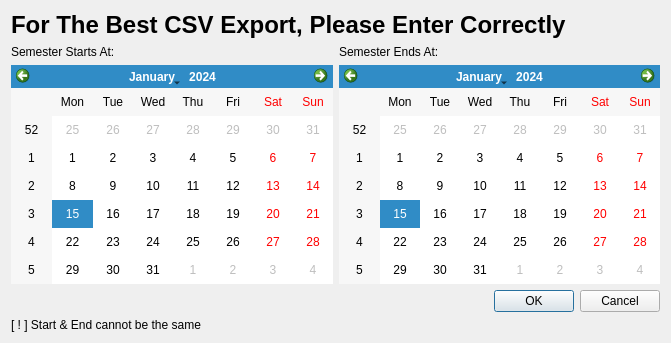
Above: src/jceData/Calendar/calendardialog.ui from liranbg/JCEaverageCalculator before the change. Below: the same form after it.
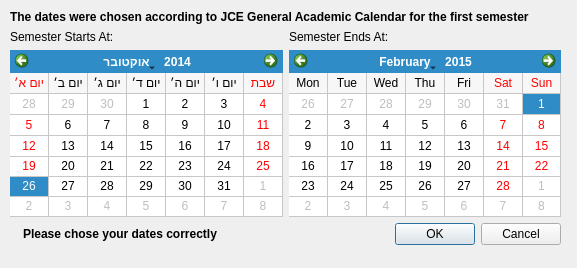
That is the form after the change.

Commit message: add icon the date dialog. dates changed by default. translate update. still bugged

```diff
--- a/src/jceData/Calendar/calendardialog.ui
+++ b/src/jceData/Calendar/calendardialog.ui
@@ -6,20 +6,27 @@
    <rect>
     <x>0</x>
     <y>0</y>
-    <width>671</width>
-    <height>343</height>
+    <width>577</width>
+    <height>268</height>
    </rect>
   </property>
   <property name="windowTitle">
    <string>Dialog</string>
   </property>
-  <layout class="QHBoxLayout" name="horizontalLayout_3">
-   <item>
+  <widget class="QWidget" name="">
+   <property name="geometry">
+    <rect>
+     <x>10</x>
+     <y>10</y>
+     <width>551</width>
+     <height>235</height>
+    </rect>
+   </property>
     <layout class="QVBoxLayout" name="verticalLayout_3">
      <item>
       <widget class="QLabel" name="label_3">
        <property name="text">
-        <string>&lt;h1&gt;&lt;b&gt;For The Best CSV Export, Please Enter Correctly</string>
+       <string>&lt;body&gt;&lt;p&gt;&lt;span style=&quot; font-size:9pt; font-weight:600;&quot;&gt;The dates were chosen according to JCE General Academic Calendar for the first semester&lt;/span&gt;&lt;/p&gt;</string>
        </property>
       </widget>
      </item>
@@ -48,14 +55,105 @@
          <item>
           <layout class="QHBoxLayout" name="horizontalLayout">
            <item>
-            <widget class="QCalendarWidget" name="calStart"/>
+           <widget class="QCalendarWidget" name="calStart">
+            <property name="locale">
+             <locale language="Hebrew" country="Israel"/>
+            </property>
+            <property name="inputMethodHints">
+             <set>Qt::ImhNone</set>
+            </property>
+            <property name="selectedDate">
+             <date>
+              <year>2014</year>
+              <month>10</month>
+              <day>26</day>
+             </date>
+            </property>
+            <property name="minimumDate">
+             <date>
+              <year>2000</year>
+              <month>9</month>
+              <day>14</day>
+             </date>
+            </property>
+            <property name="maximumDate">
+             <date>
+              <year>2080</year>
+              <month>12</month>
+              <day>31</day>
+             </date>
+            </property>
+            <property name="gridVisible">
+             <bool>true</bool>
+            </property>
+            <property name="verticalHeaderFormat">
+             <enum>QCalendarWidget::NoVerticalHeader</enum>
+            </property>
+           </widget>
            </item>
            <item>
-            <widget class="QCalendarWidget" name="calEnd"/>
+           <widget class="QCalendarWidget" name="calEnd">
+            <property name="selectedDate">
+             <date>
+              <year>2015</year>
+              <month>2</month>
+              <day>1</day>
+             </date>
+            </property>
+            <property name="minimumDate">
+             <date>
+              <year>2000</year>
+              <month>9</month>
+              <day>14</day>
+             </date>
+            </property>
+            <property name="maximumDate">
+             <date>
+              <year>2080</year>
+              <month>12</month>
+              <day>31</day>
+             </date>
+            </property>
+            <property name="gridVisible">
+             <bool>true</bool>
+            </property>
+            <property name="verticalHeaderFormat">
+             <enum>QCalendarWidget::NoVerticalHeader</enum>
+            </property>
+           </widget>
            </item>
           </layout>
          </item>
         </layout>
+      </item>
+      <item>
+       <layout class="QHBoxLayout" name="horizontalLayout_3">
+        <item>
+         <widget class="QLabel" name="labelIconStatus">
+          <property name="text">
+           <string/>
+          </property>
+         </widget>
+        </item>
+        <item>
+         <widget class="QLabel" name="lbl_status">
+          <property name="text">
+           <string>&lt;b&gt;Please chose your dates correctly&lt;/b&gt;</string>
+          </property>
+         </widget>
+        </item>
+        <item>
+         <spacer name="horizontalSpacer">
+          <property name="orientation">
+           <enum>Qt::Horizontal</enum>
+          </property>
+          <property name="sizeHint" stdset="0">
+           <size>
+            <width>40</width>
+            <height>20</height>
+           </size>
+          </property>
+         </spacer>
        </item>
        <item>
         <widget class="QDialogButtonBox" name="buttonBox">
@@ -67,18 +165,12 @@
          </property>
         </widget>
        </item>
-       <item>
-        <widget class="QLabel" name="lbl_status">
-         <property name="text">
-          <string>[ ! ] Start &amp; End cannot be the same</string>
-         </property>
-        </widget>
-       </item>
-      </layout>
-     </item>
-    </layout>
-   </item>
-  </layout>
+       </layout>
+      </item>
+     </layout>
+    </item>
+   </layout>
+  </widget>
  </widget>
  <resources/>
  <connections>
```
Left out of the diff: 4 changed lines with no effect on the pictures. Lines whose indentation alone changed are shown as unchanged. The commit also changes 11 other files.
